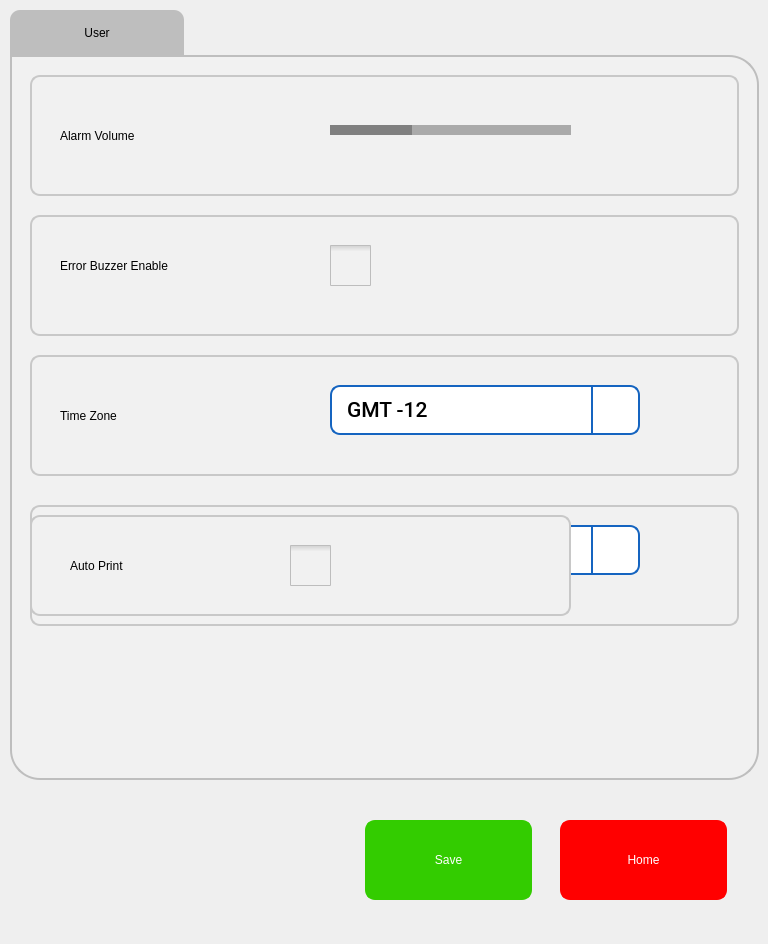
Old version of the form pApp-22-June-2021/susersetup.ui in the repository ChandraMVE/PSSC_QT_Development.
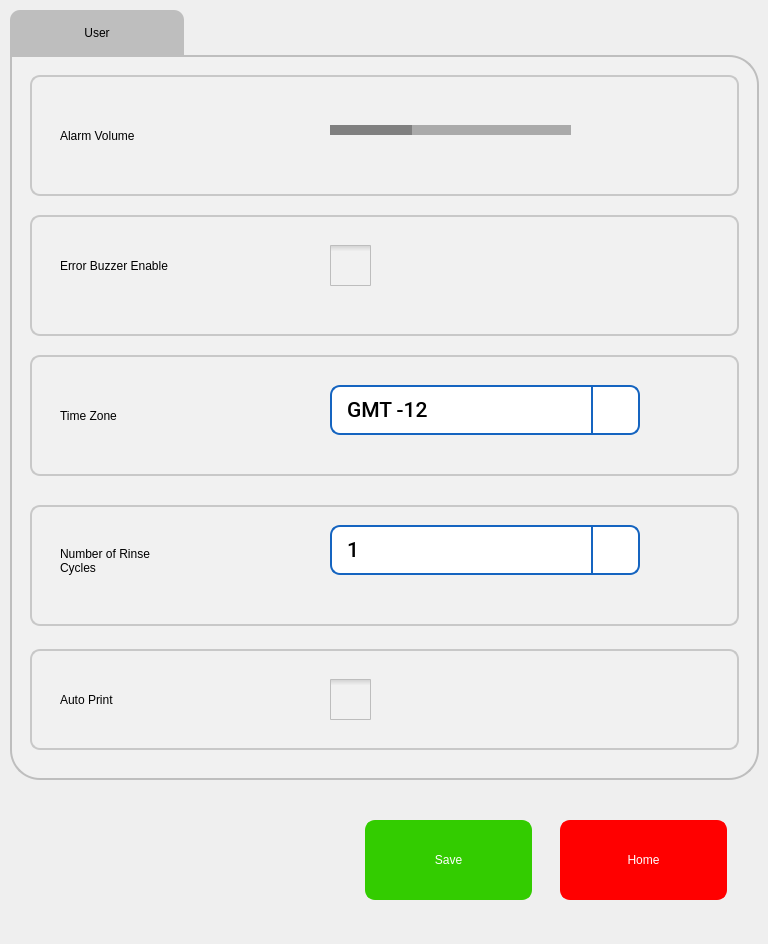
New version of the form. Icons and pictures are not drawn.

What changed in the file:
```diff
--- a/pApp-22-June-2021/susersetup.ui
+++ b/pApp-22-June-2021/susersetup.ui
@@ -1076,8 +1076,8 @@
       <property name="geometry">
        <rect>
         <x>20</x>
-        <y>460</y>
-        <width>541</width>
+        <y>594</y>
+        <width>709</width>
         <height>101</height>
        </rect>
       </property>
@@ -1100,7 +1100,7 @@
       <widget class="QCheckBox" name="cbAutoPrintEnable">
        <property name="geometry">
         <rect>
-         <x>260</x>
+         <x>300</x>
          <y>30</y>
          <width>41</width>
          <height>41</height>
@@ -1161,7 +1161,7 @@
       <widget class="QLabel" name="label_17">
        <property name="geometry">
         <rect>
-         <x>40</x>
+         <x>30</x>
          <y>30</y>
          <width>211</width>
          <height>41</height>
```
Left out of the diff: 4 changed lines with no effect on the pictures.
